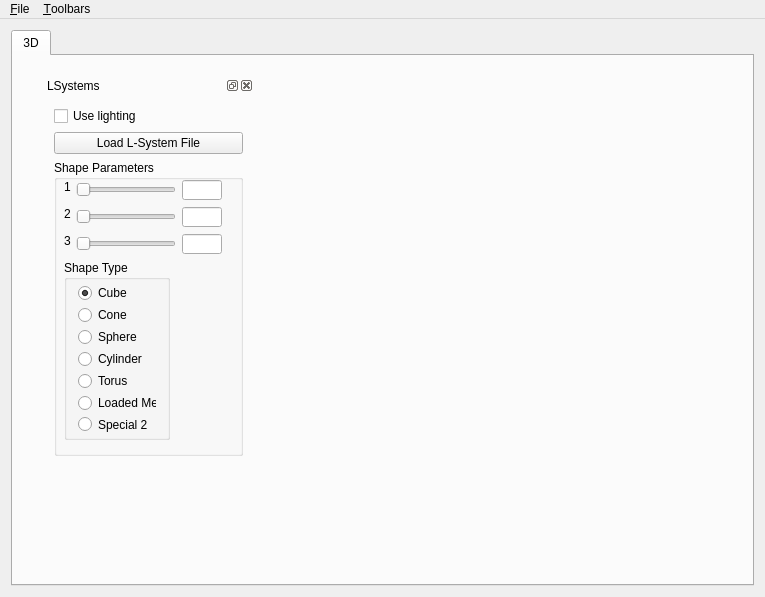
The window that ui/mainwindow.ui (cs123tas/final-AustinNimo) describes before a commit, drawn with Qt 5.
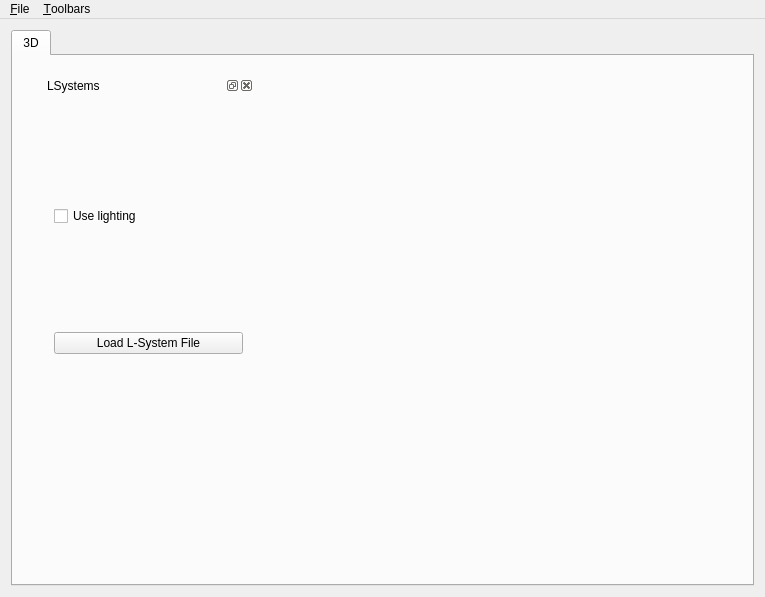
The same window after the commit.

```diff
--- a/ui/mainwindow.ui
+++ b/ui/mainwindow.ui
@@ -95,248 +95,6 @@
             </property>
            </widget>
           </item>
-          <item>
-           <widget class="QGroupBox" name="shapeParameters">
-            <property name="title">
-             <string>Shape Parameters</string>
-            </property>
-            <widget class="QLabel" name="shapeParameterLabel1">
-             <property name="geometry">
-              <rect>
-               <x>10</x>
-               <y>19</y>
-               <width>16</width>
-               <height>16</height>
-              </rect>
-             </property>
-             <property name="text">
-              <string>1</string>
-             </property>
-            </widget>
-            <widget class="QLabel" name="shapeParameterLabel2">
-             <property name="geometry">
-              <rect>
-               <x>10</x>
-               <y>46</y>
-               <width>16</width>
-               <height>16</height>
-              </rect>
-             </property>
-             <property name="text">
-              <string>2</string>
-             </property>
-            </widget>
-            <widget class="QLabel" name="shapeParameterLabel3">
-             <property name="geometry">
-              <rect>
-               <x>10</x>
-               <y>73</y>
-               <width>16</width>
-               <height>16</height>
-              </rect>
-             </property>
-             <property name="text">
-              <string>3</string>
-             </property>
-            </widget>
-            <widget class="QSlider" name="shapeParameterSlider1">
-             <property name="geometry">
-              <rect>
-               <x>22</x>
-               <y>19</y>
-               <width>100</width>
-               <height>22</height>
-              </rect>
-             </property>
-             <property name="minimumSize">
-              <size>
-               <width>100</width>
-               <height>0</height>
-              </size>
-             </property>
-             <property name="orientation">
-              <enum>Qt::Horizontal</enum>
-             </property>
-            </widget>
-            <widget class="QSlider" name="shapeParameterSlider2">
-             <property name="geometry">
-              <rect>
-               <x>22</x>
-               <y>46</y>
-               <width>100</width>
-               <height>22</height>
-              </rect>
-             </property>
-             <property name="minimumSize">
-              <size>
-               <width>100</width>
-               <height>0</height>
-              </size>
-             </property>
-             <property name="orientation">
-              <enum>Qt::Horizontal</enum>
-             </property>
-            </widget>
-            <widget class="QSlider" name="shapeParameterSlider3">
-             <property name="geometry">
-              <rect>
-               <x>22</x>
-               <y>73</y>
-               <width>100</width>
-               <height>22</height>
-              </rect>
-             </property>
-             <property name="minimumSize">
-              <size>
-               <width>100</width>
-               <height>0</height>
-              </size>
-             </property>
-             <property name="orientation">
-              <enum>Qt::Horizontal</enum>
-             </property>
-            </widget>
-            <widget class="QLineEdit" name="shapeParameterTextbox1">
-             <property name="geometry">
-              <rect>
-               <x>128</x>
-               <y>20</y>
-               <width>40</width>
-               <height>20</height>
-              </rect>
-             </property>
-             <property name="minimumSize">
-              <size>
-               <width>40</width>
-               <height>0</height>
-              </size>
-             </property>
-             <property name="maximumSize">
-              <size>
-               <width>40</width>
-               <height>16777215</height>
-              </size>
-             </property>
-            </widget>
-            <widget class="QLineEdit" name="shapeParameterTextbox2">
-             <property name="geometry">
-              <rect>
-               <x>128</x>
-               <y>47</y>
-               <width>40</width>
-               <height>20</height>
-              </rect>
-             </property>
-             <property name="minimumSize">
-              <size>
-               <width>40</width>
-               <height>0</height>
-              </size>
-             </property>
-             <property name="maximumSize">
-              <size>
-               <width>40</width>
-               <height>16777215</height>
-              </size>
-             </property>
-            </widget>
-            <widget class="QLineEdit" name="shapeParameterTextbox3">
-             <property name="geometry">
-              <rect>
-               <x>128</x>
-               <y>74</y>
-               <width>40</width>
-               <height>20</height>
-              </rect>
-             </property>
-             <property name="minimumSize">
-              <size>
-               <width>40</width>
-               <height>0</height>
-              </size>
-             </property>
-             <property name="maximumSize">
-              <size>
-               <width>40</width>
-               <height>16777215</height>
-              </size>
-             </property>
-            </widget>
-            <widget class="QGroupBox" name="shapeType">
-             <property name="geometry">
-              <rect>
-               <x>10</x>
-               <y>100</y>
-               <width>106</width>
-               <height>180</height>
-              </rect>
-             </property>
-             <property name="title">
-              <string>Shape Type</string>
-             </property>
-             <layout class="QVBoxLayout" name="verticalLayout_8">
-              <property name="topMargin">
-               <number>5</number>
-              </property>
-              <property name="bottomMargin">
-               <number>5</number>
-              </property>
-              <item>
-               <widget class="QRadioButton" name="shapeTypeCube">
-                <property name="text">
-                 <string>Cube</string>
-                </property>
-                <property name="checked">
-                 <bool>true</bool>
-                </property>
-               </widget>
-              </item>
-              <item>
-               <widget class="QRadioButton" name="shapeTypeCone">
-                <property name="text">
-                 <string>Cone</string>
-                </property>
-               </widget>
-              </item>
-              <item>
-               <widget class="QRadioButton" name="shapeTypeSphere">
-                <property name="text">
-                 <string>Sphere</string>
-                </property>
-               </widget>
-              </item>
-              <item>
-               <widget class="QRadioButton" name="shapeTypeCylinder">
-                <property name="text">
-                 <string>Cylinder</string>
-                </property>
-               </widget>
-              </item>
-              <item>
-               <widget class="QRadioButton" name="shapeTypeTorus">
-                <property name="text">
-                 <string>Torus</string>
-                </property>
-               </widget>
-              </item>
-              <item>
-               <widget class="QRadioButton" name="shapeTypeSpecial1">
-                <property name="text">
-                 <string>Loaded Mesh</string>
-                </property>
-               </widget>
-              </item>
-              <item>
-               <widget class="QRadioButton" name="shapeTypeSpecial2">
-                <property name="text">
-                 <string>Special 2</string>
-                </property>
-               </widget>
-              </item>
-             </layout>
-            </widget>
-           </widget>
-          </item>
          </layout>
         </widget>
        </widget>
```
